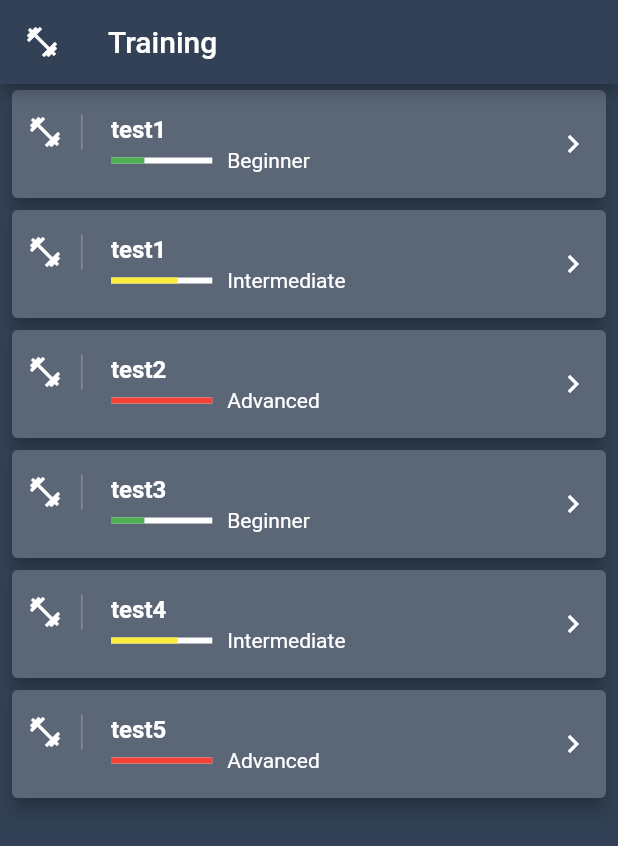
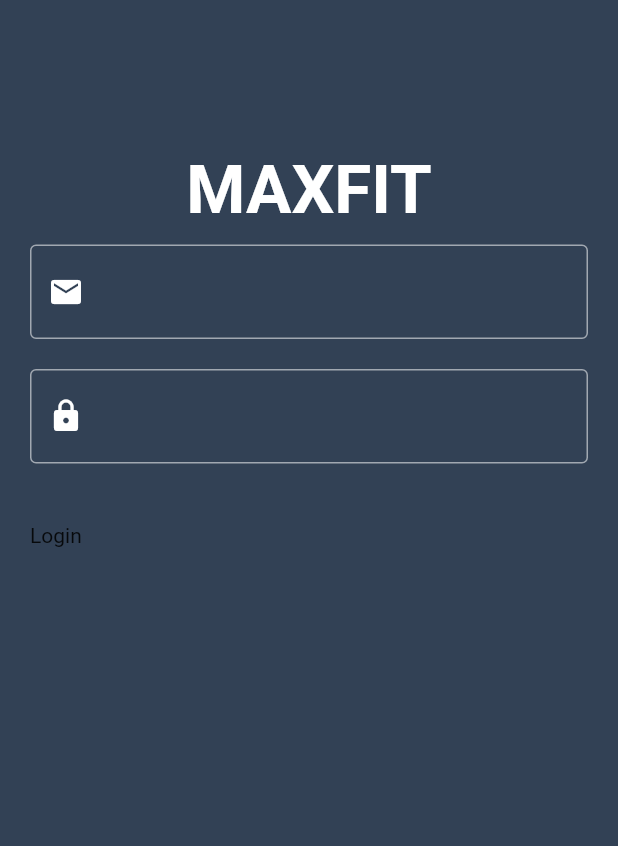
Before and after one commit to Kibakuss/firestore, a Flutter app: the screen it shows after launch, on a phone screen of 412 x 824 dp. Shown: the top 846 px of the screen. Run offline on Flutter 3.47's test engine with Material 2 defaults, Android fonts, the phone set to English and light mode, and no system bars.

Commit message:
login not full

```diff
--- a/lib/main.dart
+++ b/lib/main.dart
@@ -1,6 +1,8 @@
 import 'package:flutter/cupertino.dart';
 import 'package:flutter/material.dart';
 import 'package:learn_programming_flutter_firestore/domain/workout.dart';
+import 'package:learn_programming_flutter_firestore/screens/auth.dart';
+import 'package:learn_programming_flutter_firestore/screens/home.dart';
 
 void main() => runApp(MaxFitApp());
 
@@ -16,136 +18,7 @@ class MaxFitApp extends StatelessWidget {
         primaryColor: Color.fromRGBO(50, 65, 85, 1),
         textTheme: TextTheme(headline6: TextStyle(color: Colors.white)),
       ),
-      home: HomePage(),
+      home: AutorizationPage(),
     );
   }
 }
-
-class HomePage extends StatelessWidget {
-  const HomePage({Key? key}) : super(key: key);
-
-  @override
-  Widget build(BuildContext context) {
-    return Container(
-        child: Scaffold(
-      appBar: AppBar(
-        title: Text("Training"),
-        leading: Icon(Icons.fitness_center),
-      ),
-      body: WorkoutsList(),
-      backgroundColor: Theme.of(context).primaryColor,
-    ));
-  }
-}
-
-class WorkoutsList extends StatelessWidget {
-  //const ({ Key? key }) : super(key: key);
-  final workouts = <Workout>[
-    Workout(
-        title: "test1",
-        author: "Max",
-        description: "Test Workout",
-        level: "Beginner"),
-    Workout(
-        title: "test1",
-        author: "Max1",
-        description: "Test Workout1",
-        level: "Intermediate"),
-    Workout(
-        title: "test2",
-        author: "Max2",
-        description: "Test Workout2",
-        level: "Advanced"),
-    Workout(
-        title: "test3",
-        author: "Max3",
-        description: "Test Workout3",
-        level: "Beginner"),
-    Workout(
-        title: "test4",
-        author: "Max4",
-        description: "Test Workout4",
-        level: "Intermediate"),
-    Workout(
-        title: "test5",
-        author: "Max5",
-        description: "Test Workout5",
-        level: "Advanced"),
-  ];
-  @override
-  Widget build(BuildContext context) {
-    return Container(
-        child: ListView.builder(
-            itemCount: workouts.length,
-            itemBuilder: (context, index) {
-              return Card(
-                elevation: 5,
-                margin: EdgeInsets.symmetric(horizontal: 8, vertical: 4),
-                child: Container(
-                  decoration: BoxDecoration(
-                    color: Color.fromRGBO(50, 65, 85, 0.8),
-                  ),
-                  child: ListTile(
-                    contentPadding: EdgeInsets.symmetric(horizontal: 10),
-                    leading: Container(
-                      padding: EdgeInsets.only(right: 12),
-                      child: Icon(Icons.fitness_center,
-                          color: Theme.of(context).textTheme.headline6!.color),
-                      decoration: BoxDecoration(
-                        border: Border(
-                          right: BorderSide(width: 1, color: Colors.white24),
-                        ),
-                      ),
-                    ),
-                    title: Text(
-                      workouts[index].title,
-                      style: TextStyle(
-                          color: Theme.of(context).textTheme.headline6!.color,
-                          fontWeight: FontWeight.bold),
-                    ),
-                    trailing: Icon(Icons.keyboard_arrow_right,
-                        color: Theme.of(context).textTheme.headline6!.color),
-                    subtitle: subtitle(context, workouts[index]),
-                  ),
-                ),
-              );
-            }));
-  }
-}
-
-Widget subtitle(BuildContext context, Workout workout) {
-  var color = Colors.grey;
-  double indicatorLevel = 0;
-  switch (workout.level) {
-    case "Beginner":
-      color = Colors.green;
-      indicatorLevel = 0.33;
-      break;
-    case "Intermediate":
-      color = Colors.yellow;
-      indicatorLevel = 0.66;
-      break;
-    case "Advanced":
-      color = Colors.red;
-      indicatorLevel = 1;
-      break;
-  }
-  return Row(
-    children: <Widget>[
-      Expanded(
-          flex: 1,
-          child: LinearProgressIndicator(
-            backgroundColor: Theme.of(context).textTheme.headline6!.color,
-            value: indicatorLevel,
-            valueColor: AlwaysStoppedAnimation(color),
-          )),
-      SizedBox(width: 10),
-      Expanded(
-          flex: 3,
-          child: Text(workout.level,
-              style: TextStyle(
-                color: Theme.of(context).textTheme.headline6!.color,
-              ))),
-    ],
-  );
-}
--- /dev/null
+++ b/lib/screens/auth.dart
@@ -0,0 +1,97 @@
+import 'package:flutter/material.dart';
+
+class AutorizationPage extends StatefulWidget {
+  //const AutorizationPage({Key? key}) : super(key: key);
+
+  @override
+  _AutorizationPageState createState() => _AutorizationPageState();
+}
+
+class _AutorizationPageState extends State<AutorizationPage> {
+  TextEditingController _emailController = TextEditingController();
+  TextEditingController _passwordController = TextEditingController();
+  @override
+  Widget build(BuildContext context) {
+    Widget _logo() {
+      return Padding(
+        padding: EdgeInsets.only(top: 100),
+        child: Container(
+          child: Align(
+            child: Text("MAXFIT",
+                style: TextStyle(
+                    fontSize: 45,
+                    fontWeight: FontWeight.bold,
+                    color: Colors.white)),
+          ),
+        ),
+      );
+    }
+
+    Widget _input(Icon icon, String label, TextEditingController controller,
+        bool obsecure) {
+      return Container(
+        padding: EdgeInsets.only(left: 20, right: 20),
+        child: TextField(
+          controller: controller,
+          obscureText: obsecure,
+          style: TextStyle(fontSize: 20, color: Colors.white),
+          decoration: InputDecoration(
+            hintStyle: TextStyle(
+                fontWeight: FontWeight.bold, fontSize: 20, color: Colors.white),
+            // hintText:hint,
+            focusedBorder: OutlineInputBorder(
+              borderSide: BorderSide(color: Colors.white, width: 3),
+            ),
+            enabledBorder: OutlineInputBorder(
+              borderSide: BorderSide(color: Colors.white54, width: 1),
+            ),
+            prefixIcon: Padding(
+                padding: EdgeInsets.only(left: 10, right: 10),
+                child: IconTheme(
+                    data: IconThemeData(color: Colors.white), child: icon)),
+          ),
+        ),
+      );
+    }
+
+    Widget _form(String label, void func()) {
+      return Container(
+          child: Column(
+        children: <Widget>[
+          Padding(
+            padding: EdgeInsets.only(bottom: 20, top: 10),
+            child: _input(Icon(Icons.email), "Email", _emailController, false),
+          ),
+          Padding(
+            padding: EdgeInsets.only(
+              bottom: 20,
+            ),
+            child:
+                _input(Icon(Icons.lock), "PASSWORD", _passwordController, true),
+          ),
+          SizedBox(
+            height: 20,
+          ),
+          Padding(
+            padding: EdgeInsets.only(left: 20, right: 20),
+            child: Container(
+              height: 50,
+              width: MediaQuery.of(context).size.width,
+              child: Text(label),
+            ),
+          )
+        ],
+      ));
+    }
+
+    return Scaffold(
+      backgroundColor: Theme.of(context).primaryColor,
+      body: Column(
+        children: <Widget>[
+          _logo(),
+          _form("Login", () {}),
+        ],
+      ),
+    );
+  }
+}
--- /dev/null
+++ b/lib/screens/home.dart
@@ -0,0 +1,131 @@
+import 'package:flutter/material.dart';
+import 'package:learn_programming_flutter_firestore/domain/workout.dart';
+
+class HomePage extends StatelessWidget {
+  const HomePage({Key? key}) : super(key: key);
+
+  @override
+  Widget build(BuildContext context) {
+    return Container(
+        child: Scaffold(
+      appBar: AppBar(
+        title: Text("Training"),
+        leading: Icon(Icons.fitness_center),
+      ),
+      body: WorkoutsList(),
+      backgroundColor: Theme.of(context).primaryColor,
+    ));
+  }
+}
+
+class WorkoutsList extends StatelessWidget {
+  //const ({ Key? key }) : super(key: key);
+  final workouts = <Workout>[
+    Workout(
+        title: "test1",
+        author: "Max",
+        description: "Test Workout",
+        level: "Beginner"),
+    Workout(
+        title: "test1",
+        author: "Max1",
+        description: "Test Workout1",
+        level: "Intermediate"),
+    Workout(
+        title: "test2",
+        author: "Max2",
+        description: "Test Workout2",
+        level: "Advanced"),
+    Workout(
+        title: "test3",
+        author: "Max3",
+        description: "Test Workout3",
+        level: "Beginner"),
+    Workout(
+        title: "test4",
+        author: "Max4",
+        description: "Test Workout4",
+        level: "Intermediate"),
+    Workout(
+        title: "test5",
+        author: "Max5",
+        description: "Test Workout5",
+        level: "Advanced"),
+  ];
+  @override
+  Widget build(BuildContext context) {
+    return Container(
+        child: ListView.builder(
+            itemCount: workouts.length,
+            itemBuilder: (context, index) {
+              return Card(
+                elevation: 5,
+                margin: EdgeInsets.symmetric(horizontal: 8, vertical: 4),
+                child: Container(
+                  decoration: BoxDecoration(
+                    color: Color.fromRGBO(50, 65, 85, 0.8),
+                  ),
+                  child: ListTile(
+                    contentPadding: EdgeInsets.symmetric(horizontal: 10),
+                    leading: Container(
+                      padding: EdgeInsets.only(right: 12),
+                      child: Icon(Icons.fitness_center,
+                          color: Theme.of(context).textTheme.headline6!.color),
+                      decoration: BoxDecoration(
+                        border: Border(
+                          right: BorderSide(width: 1, color: Colors.white24),
+                        ),
+                      ),
+                    ),
+                    title: Text(
+                      workouts[index].title,
+                      style: TextStyle(
+                          color: Theme.of(context).textTheme.headline6!.color,
+                          fontWeight: FontWeight.bold),
+                    ),
+                    trailing: Icon(Icons.keyboard_arrow_right,
+                        color: Theme.of(context).textTheme.headline6!.color),
+                    subtitle: subtitle(context, workouts[index]),
+                  ),
+                ),
+              );
+            }));
+  }
+}
+
+Widget subtitle(BuildContext context, Workout workout) {
+  var color = Colors.grey;
+  double indicatorLevel = 0;
+  switch (workout.level) {
+    case "Beginner":
+      color = Colors.green;
+      indicatorLevel = 0.33;
+      break;
+    case "Intermediate":
+      color = Colors.yellow;
+      indicatorLevel = 0.66;
+      break;
+    case "Advanced":
+      color = Colors.red;
+      indicatorLevel = 1;
+      break;
+  }
+  return Row(
+    children: <Widget>[
+      Expanded(
+          flex: 1,
+          child: LinearProgressIndicator(
+            backgroundColor: Theme.of(context).textTheme.headline6!.color,
+            value: indicatorLevel,
+            valueColor: AlwaysStoppedAnimation(color),
+          )),
+      SizedBox(width: 10),
+      Expanded(
+          flex: 3,
+          child: Text(workout.level,
+              style: TextStyle(
+                color: Theme.of(context).textTheme.headline6!.color,
+              ))),
+    ],
+  );
+}
```
